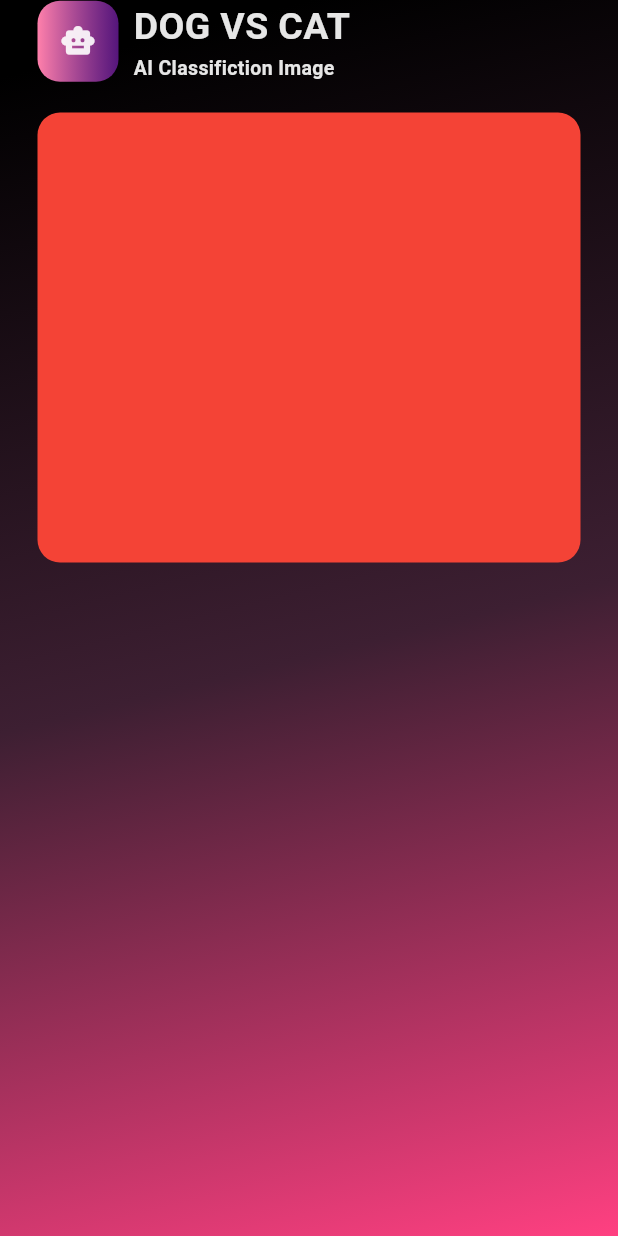
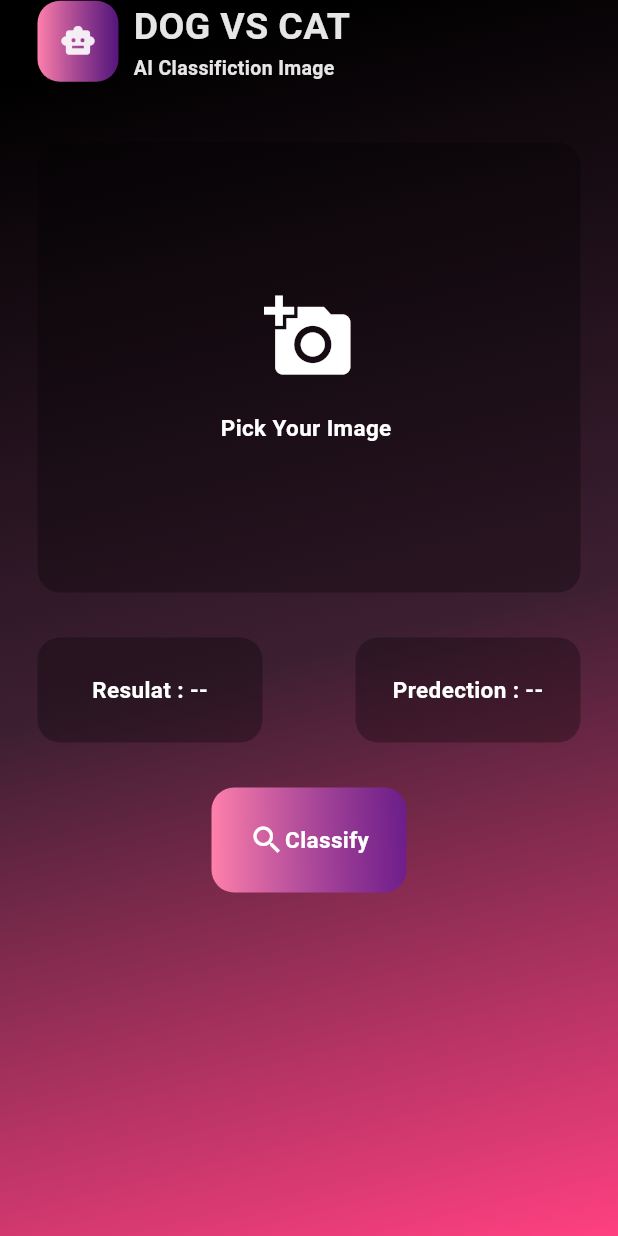
Before and after one commit to mohamedamine-code/Classification_image_Flutter, a Flutter app: the screen it shows after launch, on a phone screen of 412 x 824 dp. Run offline on Flutter 3.47's test engine with Material 3 defaults, Android fonts, the light colour scheme and no system bars; our stand-ins replace image_picker.

Commit message:
Pick Image commit

```diff
--- a/lib/pages/HomePage.dart
+++ b/lib/pages/HomePage.dart
@@ -1,4 +1,7 @@
+import 'dart:io';
+
 import 'package:flutter/material.dart';
+import 'package:image_picker/image_picker.dart';
 
 class Homepage extends StatefulWidget {
   const Homepage({super.key});
@@ -8,6 +11,22 @@ class Homepage extends StatefulWidget {
 }
 
 class _HomepageState extends State<Homepage> {
+  File? image;
+  String? resulat;
+  String? Predection;
+
+  void Classification() {}
+
+  Future<void> MypickImage(ImageSource source) async {
+    final PickedFile = await ImagePicker().pickImage(source: source);
+    if (PickedFile != null) {
+      setState(() {
+        image = File(PickedFile.path);
+        Predection = "--";
+      });
+    }
+  }
+
   @override
   Widget build(BuildContext context) {
     return Scaffold(
@@ -50,9 +69,7 @@ class _HomepageState extends State<Homepage> {
                             color: Colors.white.withOpacity(0.9),
                           ),
                         ),
-                        const SizedBox(
-                          width: 10,
-                        ),
+                        const SizedBox(width: 10),
                         Column(
                           crossAxisAlignment: CrossAxisAlignment.start,
                           children: [
@@ -77,15 +94,136 @@ class _HomepageState extends State<Homepage> {
                       ],
                     ),
                   ),
-                  const SizedBox(height: 20),
+                  const SizedBox(height: 40),
+                  GestureDetector(
+                    onTap: (){
+                      MypickImage(ImageSource.gallery);
+                    },
+                    child: Container(
+                      height: 300,
+                      // width: 350,
+                      decoration: BoxDecoration(
+                        borderRadius: BorderRadius.circular(15),
+                        gradient: LinearGradient(
+                          colors: [
+                            Colors.black.withOpacity(0.3),
+                            Colors.black.withOpacity(0.3),
+                          ],
+                        ),
+                      ),
+                      child: image == null
+                          ? Center(
+                              child: Column(
+                                mainAxisAlignment: MainAxisAlignment.center,
+                                children: [
+                                  Icon(
+                                    Icons.add_a_photo,
+                                    size: 60,
+                                    color: Colors.white,
+                                  ),
+
+                                  const SizedBox(height: 20),
+                                  Text(
+                                    "Pick Your Image ",
+                                    style: TextStyle(
+                                      fontSize: 15,
+                                      color: Colors.white,
+                                      fontWeight: FontWeight.bold,
+                                    ),
+                                  ),
+                                ],
+                              ),
+                            )
+                          : ClipRRect(
+                              child: Image.file(image!, fit: BoxFit.contain),
+                            ),
+                    ),
+                  ),
+                  const SizedBox(height: 30),
+
+                  Row(
+                    mainAxisAlignment: MainAxisAlignment.spaceBetween,
+                    children: [
+                      Container(
+                        height: 70,
+                        width: 150,
+                        decoration: BoxDecoration(
+                          borderRadius: BorderRadius.circular(15),
+                          gradient: LinearGradient(
+                            colors: [
+                              Colors.black.withOpacity(0.3),
+                              Colors.black.withOpacity(0.3),
+                            ],
+                          ),
+                        ),
+                        child: Center(
+                          child: Text(
+                            "Resulat : ${resulat ?? "--"}",
+                            style: TextStyle(
+                              fontSize: 15,
+                              color: Colors.white,
+                              fontWeight: FontWeight.bold,
+                            ),
+                          ),
+                        ),
+                      ),
+                      Container(
+                        height: 70,
+                        width: 150,
+                        decoration: BoxDecoration(
+                          borderRadius: BorderRadius.circular(15),
+                          gradient: LinearGradient(
+                            colors: [
+                              Colors.black.withOpacity(0.3),
+                              Colors.black.withOpacity(0.3),
+                            ],
+                          ),
+                        ),
+                        child: Center(
+                          child: Text(
+                            "Predection : ${Predection ?? "--"}",
+                            style: TextStyle(
+                              fontSize: 15,
+                              color: Colors.white,
+                              fontWeight: FontWeight.bold,
+                            ),
+                          ),
+                        ),
+                      ),
+                    ],
+                  ),
+                  const SizedBox(height: 30),
                   Container(
-                    height: 300,
-                    // width: 350,
+                    height: 70,
+                    width: 130,
                     decoration: BoxDecoration(
                       borderRadius: BorderRadius.circular(15),
-                      color: Colors.red,
+                      gradient: LinearGradient(
+                        colors: [
+                          const Color.fromRGBO(255, 128, 171, 1),
+                          Color(0xFF6A1B9A).withOpacity(0.8),
+                        ],
+                      ),
                     ),
-                    // child: ,
+                    child: GestureDetector(
+                      onTap: () {
+                        Classification();
+                      },
+                      child: Row(
+                        mainAxisAlignment: MainAxisAlignment.center,
+                        children: [
+                          Icon(Icons.search, color: Colors.white),
+                          Text(
+                            "Classify",
+                            style: TextStyle(
+                              fontSize: 15,
+                              color: Colors.white,
+                              fontWeight: FontWeight.bold,
+                            ),
+                          ),
+                        ],
+                      ),
+                    ),
                   ),
                 ],
               ),
--- a/pubspec.yaml
+++ b/pubspec.yaml
@@ -59,8 +59,8 @@ flutter:
   uses-material-design: true
 
   # To add assets to your application, add an assets section, like this:
-  # assets:
-  #   - images/a_dot_burr.jpeg
+  assets:
+    - asstes/img/
   #   - images/a_dot_ham.jpeg
 
   # An image asset can refer to one or more resolution-specific "variants", see
```
Also changed, not shown: asstes/img/1654284208917-2-1536x1352.png (added), asstes/img/R.png (added), asstes/img/dog-png-11528204686uo46nahro5.png (added), asstes/img/dog.jpg (added).
